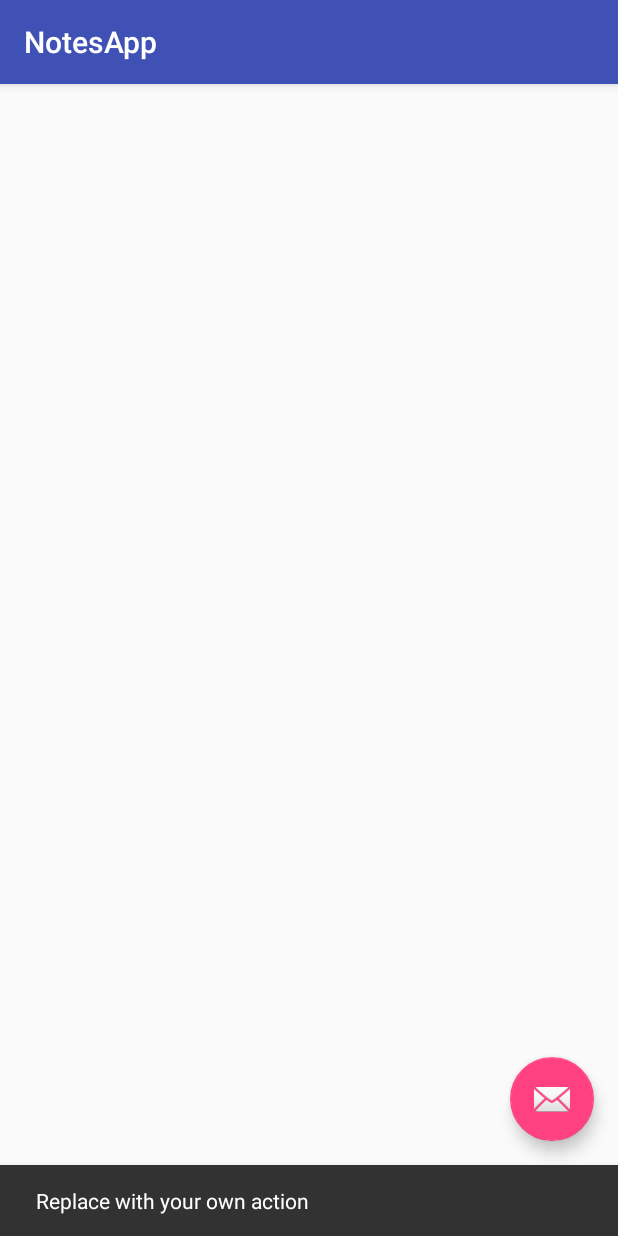
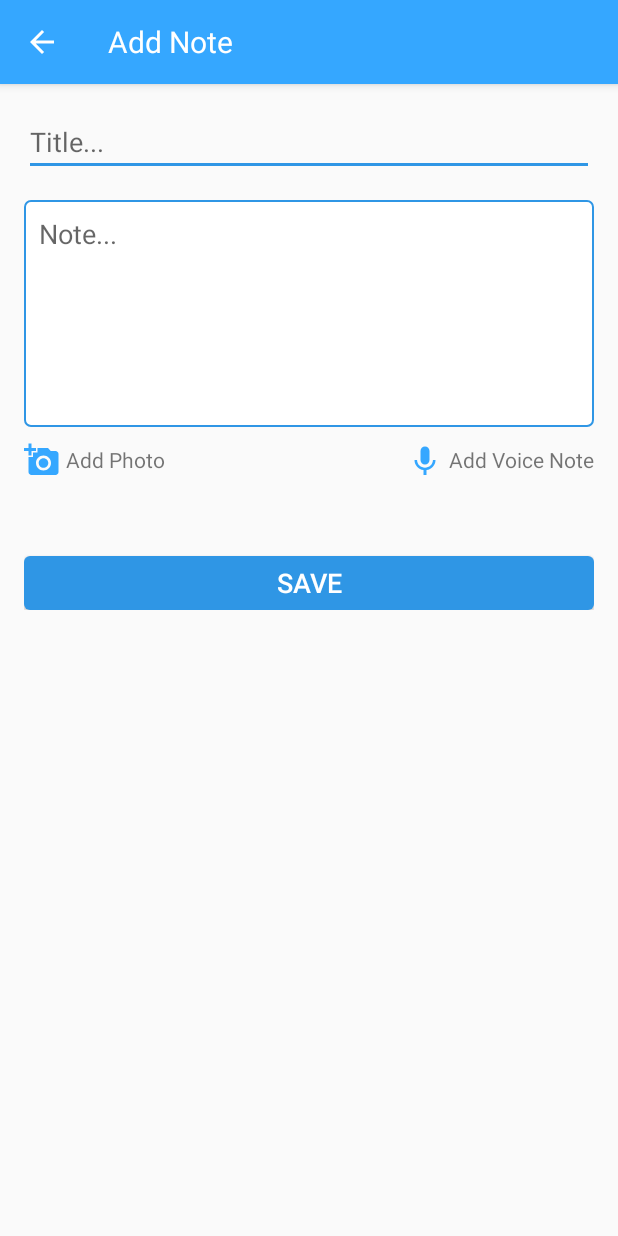
Before and after one commit to owuor91/mynotes, an Android app: the screen it shows after launch (MainActivity before the commit, AddNoteActivity after it), after a tap on an icon or button, on a phone screen of 412 x 824 dp. Run offline under Robolectric (Android 15) with nearby library versions, the phone set to English and light mode, and no system bars.

Commit message:
add add note activity

```diff
--- a/app/src/main/AndroidManifest.xml
+++ b/app/src/main/AndroidManifest.xml
@@ -19,6 +19,15 @@
         <category android:name="android.intent.category.LAUNCHER"/>
       </intent-filter>
     </activity>
+    <activity
+        android:name=".AddNoteActivity"
+        android:label="@string/title_activity_add_note"
+        android:parentActivityName=".MainActivity"
+        android:theme="@style/AppTheme.NoActionBar">
+      <meta-data
+          android:name="android.support.PARENT_ACTIVITY"
+          android:value="io.github.owuor91.notesapp.MainActivity"/>
+    </activity>
   </application>
 
 </manifest>
--- /dev/null
+++ b/app/src/main/java/io/github/owuor91/notesapp/AddNoteActivity.java
@@ -0,0 +1,17 @@
+package io.github.owuor91.notesapp;
+
+import android.os.Bundle;
+import android.support.v7.app.AppCompatActivity;
+import android.support.v7.widget.Toolbar;
+
+public class AddNoteActivity extends AppCompatActivity {
+
+  @Override protected void onCreate(Bundle savedInstanceState) {
+    super.onCreate(savedInstanceState);
+    setContentView(R.layout.activity_add_note);
+    Toolbar toolbar = findViewById(R.id.toolbar);
+    setSupportActionBar(toolbar);
+    getSupportActionBar().setDisplayHomeAsUpEnabled(true);
+    getSupportActionBar().setDisplayShowTitleEnabled(false);
+  }
+}
--- a/app/src/main/java/io/github/owuor91/notesapp/MainActivity.java
+++ b/app/src/main/java/io/github/owuor91/notesapp/MainActivity.java
@@ -1,8 +1,8 @@
 package io.github.owuor91.notesapp;
 
+import android.content.Intent;
 import android.os.Bundle;
 import android.support.design.widget.FloatingActionButton;
-import android.support.design.widget.Snackbar;
 import android.support.v7.app.AppCompatActivity;
 import android.support.v7.widget.Toolbar;
 import android.view.View;
@@ -12,13 +12,14 @@ public class MainActivity extends AppCompatActivity {
   @Override protected void onCreate(Bundle savedInstanceState) {
     super.onCreate(savedInstanceState);
     setContentView(R.layout.activity_main);
-    Toolbar toolbar = (Toolbar) findViewById(R.id.toolbar);
+    Toolbar toolbar = findViewById(R.id.toolbar);
     setSupportActionBar(toolbar);
+    getSupportActionBar().setDisplayShowTitleEnabled(false);
 
-    FloatingActionButton fab = (FloatingActionButton) findViewById(R.id.fab);
+    FloatingActionButton fab = findViewById(R.id.fab);
     fab.setOnClickListener(new View.OnClickListener() {
       @Override public void onClick(View view) {
-        Snackbar.make(view, "Replace with your own action", Snackbar.LENGTH_LONG).setAction("Action", null).show();
+        startActivity(new Intent(getBaseContext(), AddNoteActivity.class));
       }
     });
   }
--- /dev/null
+++ b/app/src/main/res/drawable/button_blue_background.xml
@@ -0,0 +1,6 @@
+<?xml version="1.0" encoding="utf-8"?>
+<shape xmlns:android="http://schemas.android.com/apk/res/android"
+    android:shape="rectangle">
+  <solid android:color="@color/colorAccent"/>
+  <corners android:radius="4dp"/>
+</shape>
--- /dev/null
+++ b/app/src/main/res/drawable/ic_add_a_photo_blue_24dp.xml
@@ -0,0 +1,10 @@
+<?xml version="1.0" encoding="UTF-8" standalone="no"?>
+<vector xmlns:android="http://schemas.android.com/apk/res/android"
+    android:height="24dp"
+    android:viewportHeight="24.0"
+    android:viewportWidth="24.0"
+    android:width="24dp">
+  <path
+      android:fillColor="#35A7FF"
+      android:pathData="M3,4L3,1h2v3h3v2L5,6v3L3,9L3,6L0,6L0,4h3zM6,10L6,7h3L9,4h7l1.83,2L21,6c1.1,0 2,0.9 2,2v12c0,1.1 -0.9,2 -2,2L5,22c-1.1,0 -2,-0.9 -2,-2L3,10h3zM13,19c2.76,0 5,-2.24 5,-5s-2.24,-5 -5,-5 -5,2.24 -5,5 2.24,5 5,5zM9.8,14c0,1.77 1.43,3.2 3.2,3.2s3.2,-1.43 3.2,-3.2 -1.43,-3.2 -3.2,-3.2 -3.2,1.43 -3.2,3.2z"/>
+</vector>
--- /dev/null
+++ b/app/src/main/res/drawable/ic_add_white_48dp.xml
@@ -0,0 +1,10 @@
+<?xml version="1.0" encoding="UTF-8" standalone="no"?>
+<vector xmlns:android="http://schemas.android.com/apk/res/android"
+    android:height="48dp"
+    android:viewportHeight="24.0"
+    android:viewportWidth="24.0"
+    android:width="48dp">
+  <path
+      android:fillColor="#FFFFFF"
+      android:pathData="M19,13h-6v6h-2v-6H5v-2h6V5h2v6h6v2z"/>
+</vector>
--- /dev/null
+++ b/app/src/main/res/drawable/ic_keyboard_voice_blue_24dp.xml
@@ -0,0 +1,10 @@
+<?xml version="1.0" encoding="UTF-8" standalone="no"?>
+<vector xmlns:android="http://schemas.android.com/apk/res/android"
+    android:height="24dp"
+    android:viewportHeight="24.0"
+    android:viewportWidth="24.0"
+    android:width="24dp">
+  <path
+      android:fillColor="#35A7FF"
+      android:pathData="M12,15c1.66,0 2.99,-1.34 2.99,-3L15,6c0,-1.66 -1.34,-3 -3,-3S9,4.34 9,6v6c0,1.66 1.34,3 3,3zM17.3,12c0,3 -2.54,5.1 -5.3,5.1S6.7,15 6.7,12L5,12c0,3.42 2.72,6.23 6,6.72L11,22h2v-3.28c3.28,-0.48 6,-3.3 6,-6.72h-1.7z"/>
+</vector>
--- /dev/null
+++ b/app/src/main/res/drawable/note_input_background.xml
@@ -0,0 +1,9 @@
+<?xml version="1.0" encoding="utf-8"?>
+<shape xmlns:android="http://schemas.android.com/apk/res/android"
+    android:shape="rectangle">
+  <solid android:color="@android:color/white"/>
+  <stroke
+      android:color="@color/colorAccent"
+      android:width="1dp"/>
+  <corners android:radius="4dp"/>
+</shape>
--- /dev/null
+++ b/app/src/main/res/layout/activity_add_note.xml
@@ -0,0 +1,108 @@
+<?xml version="1.0" encoding="utf-8"?>
+<android.support.design.widget.CoordinatorLayout
+    xmlns:android="http://schemas.android.com/apk/res/android"
+    xmlns:app="http://schemas.android.com/apk/res-auto"
+    xmlns:tools="http://schemas.android.com/tools"
+    android:layout_width="match_parent"
+    android:layout_height="match_parent"
+    tools:context="io.github.owuor91.notesapp.AddNoteActivity"
+    >
+
+  <android.support.design.widget.AppBarLayout
+      android:id="@+id/appBar"
+      android:layout_width="match_parent"
+      android:layout_height="wrap_content"
+      android:theme="@style/AppTheme.AppBarOverlay"
+      >
+
+    <android.support.v7.widget.Toolbar
+        android:id="@+id/toolbar"
+        android:layout_width="match_parent"
+        android:layout_height="?attr/actionBarSize"
+        android:background="?attr/colorPrimary"
+        app:popupTheme="@style/AppTheme.PopupOverlay"
+        >
+      <TextView
+          android:layout_width="wrap_content"
+          android:layout_height="wrap_content"
+          android:text="@string/addNote"
+          android:textColor="@android:color/white"
+          android:textSize="@dimen/toolbarTitleTextSize"
+          />
+    </android.support.v7.widget.Toolbar>
+
+  </android.support.design.widget.AppBarLayout>
+
+  <LinearLayout
+      android:layout_width="match_parent"
+      android:layout_height="wrap_content"
+      android:layout_marginLeft="@dimen/defaultMargin"
+      android:layout_marginRight="@dimen/defaultMargin"
+      android:layout_marginTop="@dimen/defaultMargin"
+      android:orientation="vertical"
+      app:layout_behavior="@string/appbar_scrolling_view_behavior"
+      >
+    <EditText
+        android:id="@+id/etTitle"
+        android:layout_width="match_parent"
+        android:layout_height="wrap_content"
+        android:layout_marginBottom="@dimen/defaultMargin"
+        android:hint="Title..."
+        />
+
+    <EditText
+        android:id="@+id/etNote"
+        android:layout_width="match_parent"
+        android:layout_height="wrap_content"
+        android:layout_marginBottom="@dimen/marginSM"
+        android:background="@drawable/note_input_background"
+        android:gravity="top"
+        android:hint="Note..."
+        android:inputType="textMultiLine"
+        android:lines="6"
+        android:padding="@dimen/marginSM"
+        />
+
+    <RelativeLayout
+        android:layout_width="match_parent"
+        android:layout_height="wrap_content"
+        android:layout_marginBottom="@dimen/defaultMargin"
+        >
+      <TextView
+          android:id="@+id/tvAddPhoto"
+          android:layout_width="wrap_content"
+          android:layout_height="wrap_content"
+          android:layout_alignParentLeft="true"
+          android:drawableLeft="@drawable/ic_add_a_photo_blue_24dp"
+          android:drawablePadding="@dimen/marginTiny"
+          android:gravity="center_vertical"
+          android:text="@string/addPhoto"
+          />
+
+      <TextView
+          android:id="@+id/tvAddVoiceNote"
+          android:layout_width="wrap_content"
+          android:layout_height="wrap_content"
+          android:layout_alignParentRight="true"
+          android:drawableLeft="@drawable/ic_keyboard_voice_blue_24dp"
+          android:drawablePadding="@dimen/marginTiny"
+          android:gravity="center_vertical"
+          android:text="@string/addVoiceNote"
+          />
+    </RelativeLayout>
+
+    <Button
+        android:id="@+id/btnSaveNote"
+        android:layout_width="match_parent"
+        android:layout_height="@dimen/btnHeight"
+        android:layout_marginTop="@dimen/btnHeight"
+        android:background="@drawable/button_blue_background"
+        android:text="@string/save"
+        android:textAllCaps="true"
+        android:textColor="@android:color/white"
+        android:textSize="@dimen/textLG"
+        />
+  </LinearLayout>
+
+
+</android.support.design.widget.CoordinatorLayout>
--- a/app/src/main/res/layout/activity_main.xml
+++ b/app/src/main/res/layout/activity_main.xml
@@ -20,7 +20,15 @@
         android:layout_height="?attr/actionBarSize"
         android:background="?attr/colorPrimary"
         app:popupTheme="@style/AppTheme.PopupOverlay"
-        />
+        >
+      <TextView
+          android:layout_width="wrap_content"
+          android:layout_height="wrap_content"
+          android:text="@string/notes"
+          android:textColor="@android:color/white"
+          android:textSize="@dimen/toolbarTitleTextSize"
+          />
+    </android.support.v7.widget.Toolbar>
 
   </android.support.design.widget.AppBarLayout>
 
@@ -36,7 +44,7 @@
       android:layout_height="wrap_content"
       android:layout_gravity="bottom|end"
       android:layout_margin="@dimen/fab_margin"
-      app:srcCompat="@android:drawable/ic_dialog_email"
+      app:srcCompat="@drawable/ic_add_white_48dp"
       />
 
 </android.support.design.widget.CoordinatorLayout>
--- a/app/src/main/res/values/colors.xml
+++ b/app/src/main/res/values/colors.xml
@@ -1,6 +1,6 @@
 <?xml version="1.0" encoding="utf-8"?>
 <resources>
-  <color name="colorPrimary">#3F51B5</color>
-  <color name="colorPrimaryDark">#303F9F</color>
-  <color name="colorAccent">#FF4081</color>
+  <color name="colorPrimary">#35A7FF</color>
+  <color name="colorPrimaryDark">#2F96E5</color>
+  <color name="colorAccent">#2F96E5</color>
 </resources>
--- a/app/src/main/res/values/dimens.xml
+++ b/app/src/main/res/values/dimens.xml
@@ -1,3 +1,9 @@
 <resources>
   <dimen name="fab_margin">16dp</dimen>
+  <dimen name="defaultMargin">16dp</dimen>
+  <dimen name="toolbarTitleTextSize">20sp</dimen>
+  <dimen name="marginSM">10dp</dimen>
+  <dimen name="marginTiny">4dp</dimen>
+  <dimen name="btnHeight">36dp</dimen>
+  <dimen name="textLG">18sp</dimen>
 </resources>
--- a/app/src/main/res/values/strings.xml
+++ b/app/src/main/res/values/strings.xml
@@ -2,4 +2,10 @@
   <string name="app_name">NotesApp</string>
   <string name="action_settings">Settings</string>
   <string name="title_activity_main">MainActivity</string>
+  <string name="title_activity_add_note">AddNoteActivity</string>
+  <string name="addNote">Add Note</string>
+  <string name="notes">Notes</string>
+  <string name="addPhoto">Add Photo</string>
+  <string name="addVoiceNote">Add Voice Note</string>
+  <string name="save">SAVE</string>
 </resources>
```
